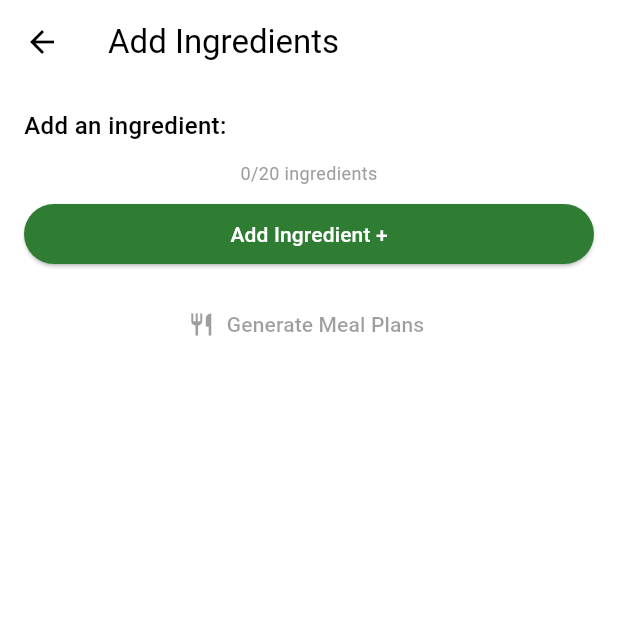
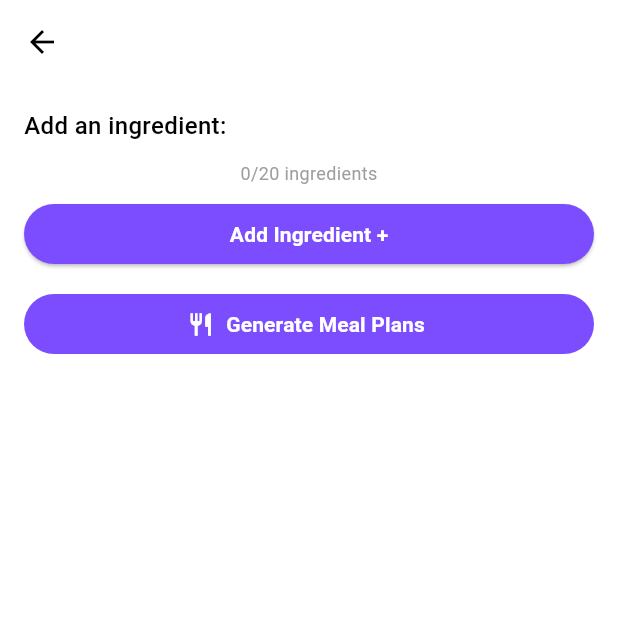
Before and after one commit to Ivan2001otp/Oyeshi-Des, a Flutter app: the screen it shows after launch, after a tap on "Text Input", on a phone screen of 412 x 824 dp, the top half of it. Run offline on Flutter 3.47's test engine with Material 3 defaults, Android fonts, the phone set to English and light mode, and no system bars; our stand-ins replace bloc, camera, cloud_firestore, equatable, firebase_core, flutter_bloc and 6 more; missing offline and left inert: google_mlkit_text_recognition; accounts and stored records are empty; network calls fail.

Commit message:
able to add ingredients and generate meal plans from all types of input types

```diff
--- a/lib/bloc/ingredient_input/ingredient_input_bloc.dart
+++ b/lib/bloc/ingredient_input/ingredient_input_bloc.dart
@@ -175,27 +175,6 @@ class IngredientInputBloc
     }
   }
 
-/*
-  Future<void> _onIngredientAdded(
-    IngredientAdded event,
-    Emitter<IngredientInputState> emit,
-  ) async {
-    try {
-      _tempIngredients.add(event.ingredient);
-      await _ingredientRepository.addIngredient(_userId, event.ingredient);
-
-      final currentState = state;
-      if (currentState is IngredientInputLoaded) {
-        emit(currentState.copyWith(
-          ingredients: List.from(_tempIngredients),
-        ));
-      }
-    } catch (e) {
-      emit(IngredientInputError('Failed to add ingredient: $e'));
-    }
-  }
-  */
-
   Future<void> _onGenerateMealPlan(
     GenerateMealPlanEvent event,
     Emitter<IngredientInputState> emit,
--- a/lib/bloc/reciepe_items/meal_plan_bloc.dart
+++ b/lib/bloc/reciepe_items/meal_plan_bloc.dart
@@ -23,6 +23,7 @@ class MealPlanBloc extends Bloc<MealPlanEvent, MealPlanState> {
 
   Future<void> _onGenerateMealPlan(
       GenerateMealPlan event, Emitter<MealPlanState> emit) async {
+
     emit(MealPlanLoading(message: "Generating delicious meal plan..."));
 
     try {
--- a/lib/pages/ingredient_input_screen.dart
+++ b/lib/pages/ingredient_input_screen.dart
@@ -4,6 +4,7 @@ import 'package:oyeshi_des/bloc/ingredient_input/ingredient_input_bloc.dart';
 import 'package:oyeshi_des/bloc/ingredient_input/ingredient_input_event.dart';
 import 'package:oyeshi_des/bloc/ingredient_input/ingredient_input_state.dart';
 import 'package:oyeshi_des/models/ingredient.dart';
+import 'package:oyeshi_des/pages/meal_planning_screen.dart';
 
 class IngredientInputScreen extends StatefulWidget {
   const IngredientInputScreen({super.key});
@@ -28,27 +29,19 @@ class _IngredientInputScreenState extends State<IngredientInputScreen> {
     return Scaffold(
       resizeToAvoidBottomInset: false,
       appBar: AppBar(
-        title: const Text('Add Ingredients'),
+        title: const Text(''),
         backgroundColor: Theme.of(context).colorScheme.inversePrimary,
         actions: [
-          /*IconButton(
-            icon: Icon(_isBulkMode ? Icons.check_box : Icons.list_alt),
-            onPressed: () {
-              setState(() {
-                _isBulkMode = !_isBulkMode;
-              });
-            },
-          ),*/
-          if (context.watch<IngredientInputBloc>().state
+          /*if (context.watch<IngredientInputBloc>().state
                   is IngredientInputLoaded &&
               (context.watch<IngredientInputBloc>().state
                       as IngredientInputLoaded)
                   .ingredients
                   .isNotEmpty)
             IconButton(
-              icon: const Icon(Icons.restaurant_menu),
+              icon: const Icon(Icons.restaurant_menu, color: Colors.black,),
               onPressed: () => _showMealPlanDialog(context),
-            ),
+            ),*/
         ],
       ),
       body: BlocListener<IngredientInputBloc, IngredientInputState>(
@@ -79,7 +72,6 @@ class _IngredientInputScreenState extends State<IngredientInputScreen> {
     );
   }
 
-
   void _addTextController(BuildContext context) {
     if (_ingredientControllers.length >= 20) {
       // Optional: Show a snackbar message
@@ -97,7 +89,6 @@ void _addTextController(BuildContext context) {
     });
   }
 
-
   Widget _buildInputSection(BuildContext context) {
     return Column(
       crossAxisAlignment: CrossAxisAlignment.stretch,
@@ -111,7 +102,7 @@ Widget _buildInputSection(BuildContext context) {
         // Scrollable list with max height constraint
         ConstrainedBox(
           constraints: BoxConstraints(
-          maxHeight: MediaQuery.of(context).size.height * 0.4 ,
+            maxHeight: MediaQuery.of(context).size.height * 0.4,
           ),
           child: SingleChildScrollView(
             child: Column(
@@ -132,6 +123,7 @@ Widget _buildInputSection(BuildContext context) {
                             maxLength: 20,
                             decoration: const InputDecoration(
                               hintText: 'e.g. Eggs',
+                              hintStyle: TextStyle(color: Color.fromARGB(255, 193, 190, 190)),
                               icon: Icon(Icons.local_dining_outlined),
                               border: OutlineInputBorder(),
                               counterText: '',
@@ -167,7 +159,8 @@ Widget _buildInputSection(BuildContext context) {
           '${_ingredientControllers.length}/20 ingredients',
           style: TextStyle(
             fontSize: 12,
-          color: _ingredientControllers.length >= 20 ? Colors.red : Colors.grey,
+            color:
+                _ingredientControllers.length >= 20 ? Colors.red : Colors.grey,
           ),
           textAlign: TextAlign.center,
         ),
@@ -179,12 +172,12 @@ Widget _buildInputSection(BuildContext context) {
               ? null // Disable when limit reached
               : () => _addTextController(context),
           style: ElevatedButton.styleFrom(
-          backgroundColor: Theme.of(context).colorScheme.primary,
+            backgroundColor: Colors.deepPurpleAccent,
             disabledBackgroundColor: Colors.grey,
           ),
           child: const Text(
             'Add Ingredient +',
-          style: TextStyle(color: Colors.white),
+            style: TextStyle(color: Colors.white, fontWeight: FontWeight.w600),
           ),
         ),
 
@@ -196,12 +189,16 @@ Widget _buildInputSection(BuildContext context) {
               : () async {
                   _submitIngredientList(context);
                 },
-        icon: const Icon(Icons.restaurant),
-        label: const Text("Generate Meal Plans"),
+          icon: const Icon(Icons.restaurant, color: Colors.white,),
+          style: TextButton.styleFrom(
+            backgroundColor: Colors.deepPurpleAccent,
+          ),
+          label: const Text("Generate Meal Plans", style: TextStyle(color: Colors.white, fontWeight: FontWeight.w600),),
         ),
       ],
     );
   }
+
 /*
   void _addTextController(BuildContext ctx) {
     setState(() {
@@ -217,6 +214,41 @@ Widget _buildInputSection(BuildContext context) {
     }
 
     context.read<IngredientInputBloc>().add(IngredientSubmitted(ingredients));
+
+    final parsedIngredients = ingredients
+        .map(
+          (name) => Ingredient(
+              id: 'scan_${DateTime.now().millisecondsSinceEpoch}_${ingredients.indexOf(name)}',
+              name: name,
+              category: 'ManualText',
+              createdAt: DateTime.now(),
+              updatedAt: DateTime.now()),
+        )
+        .toList();
+
+    Navigator.of(context).pushReplacement(
+      MaterialPageRoute(builder: (context) => MealPlanningScreen(ingredients: parsedIngredients,)),
+    );
+    /*
+      Navigator.of(dialogContext).pop();
+
+              final parsedIngredients = ingredients
+                  .map((name) => Ingredient(
+                        id: 'scan_${DateTime.now().millisecondsSinceEpoch}_${ingredients.indexOf(name)}',
+                        name: name,
+                        category: 'Scanned',
+                        createdAt: DateTime.now(),
+                        updatedAt: DateTime.now(),
+                      ))
+                  .toList();
+
+              Navigator.of(context).pushReplacement(
+                MaterialPageRoute(
+                  builder: (context) =>
+                      MealPlanningScreen(ingredients: parsedIngredients),
+                ),
+              );
+     */
   }
 
   /*void _addSingleIngredient(BuildContext context, String text) {
@@ -234,7 +266,7 @@ Widget _buildInputSection(BuildContext context) {
     context.read<IngredientInputBloc>().add(ClearIngredients());
   }
 
-  void _showMealPlanDialog(BuildContext context) {
+  void _showMealPlanDialog(BuildContext context, List<String> foodIngredients) {
     showDialog(
       context: context,
       builder: (BuildContext dialogContext) {
@@ -250,7 +282,7 @@ Widget _buildInputSection(BuildContext context) {
             ElevatedButton(
               onPressed: () {
                 Navigator.of(dialogContext).pop();
-                _generateMealPlan(context);
+                _generateMealPlan(context, foodIngredients);
               },
               child: const Text('Generate'),
             ),
@@ -260,7 +292,7 @@ Widget _buildInputSection(BuildContext context) {
     );
   }
 
-  void _generateMealPlan(BuildContext context) {
+  void _generateMealPlan(BuildContext context, List<String> foodIngredients) {
     final bloc = context.read<IngredientInputBloc>();
     bloc.generateMealPlan(
       dietaryRestrictions: [],
--- a/lib/pages/input_method_selection_screen.dart
+++ b/lib/pages/input_method_selection_screen.dart
@@ -2,7 +2,6 @@ import 'package:flutter/material.dart';
 import 'package:flutter_bloc/flutter_bloc.dart';
 import 'package:oyeshi_des/bloc/ingredient_input/ingredient_input_bloc.dart';
 import 'package:oyeshi_des/bloc/ingredient_input/ingredient_input_event.dart';
-import 'package:oyeshi_des/bloc/ingredient_input/ingredient_input_state.dart';
 import 'package:oyeshi_des/bloc/audio_input/audio_input_bloc.dart';
 import 'package:oyeshi_des/pages/ingredient_input_screen.dart';
 import 'package:oyeshi_des/pages/audio_input_screen.dart';
@@ -38,7 +37,7 @@ class InputMethodSelectionScreen extends StatelessWidget {
               const SizedBox(height: 32),
               _buildInputMethods(context),
               const SizedBox(height: 32),
-              _buildCurrentIngredients(context),
+              /*_buildCurrentIngredients(context),*/
             ],
           ),
         ),
@@ -181,6 +180,7 @@ class InputMethodSelectionScreen extends StatelessWidget {
     );
   }
 
+/*
   Widget _buildCurrentIngredients(BuildContext context) {
     return BlocBuilder<IngredientInputBloc, IngredientInputState>(
       builder: (context, state) {
@@ -272,6 +272,7 @@ class InputMethodSelectionScreen extends StatelessWidget {
       },
     );
   }
+*/
 
   void _navigateToAIreaderInputFromNotesTypeInput(BuildContext context) {
     Navigator.push(
```
Also changed, not shown: lib/pages/audio_input_screen.dart (+23 -1 lines). Lines whose indentation alone changed are shown as unchanged.
